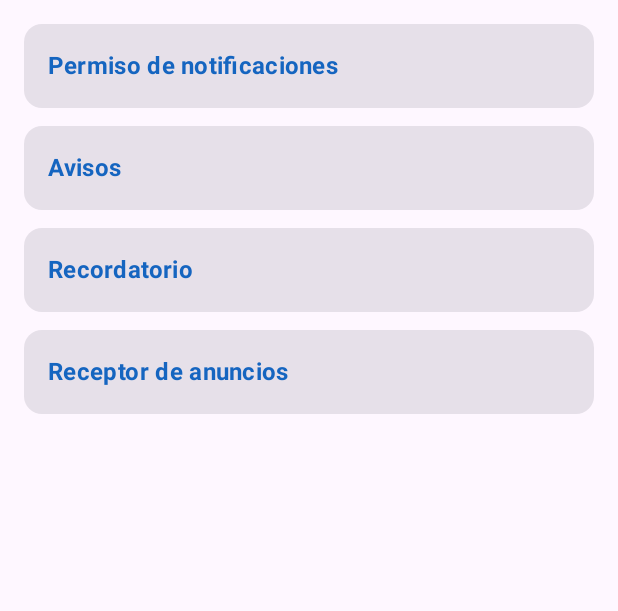
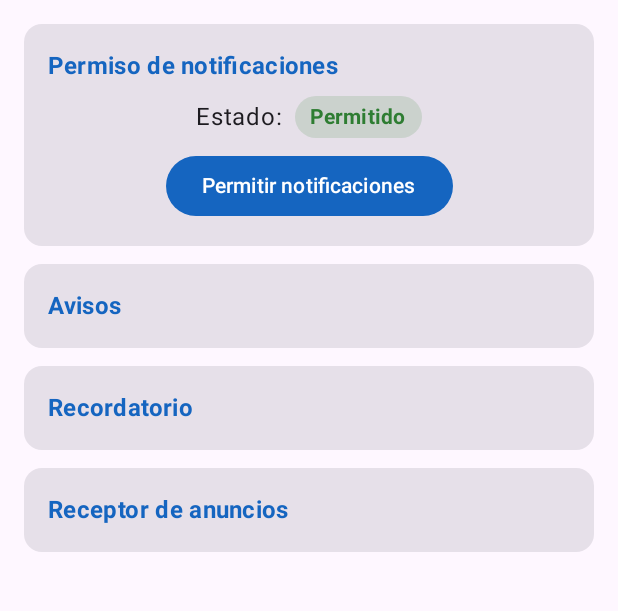
Before and after one commit to willardguillermo/AvisosCampus, an Android app built with Jetpack Compose: the screen it shows after launch (MainActivity), on a phone screen of 412 x 824 dp, the part 96-707 px from its top. Run offline under Robolectric (Android 15) with nearby library versions, the phone set to English and light mode, and no system bars.

Commit message:
feat(permiso): pide POST_NOTIFICATIONS y muestra su estado
Android 13+ exige pedir el permiso en tiempo de ejecucion; la pantalla lo pide y el ViewModel guarda la respuesta sin usar Context

```diff
--- a/app/src/main/AndroidManifest.xml
+++ b/app/src/main/AndroidManifest.xml
@@ -1,6 +1,8 @@
 <?xml version="1.0" encoding="utf-8"?>
 <manifest xmlns:android="http://schemas.android.com/apk/res/android"
     xmlns:tools="http://schemas.android.com/tools">
+
+    <uses-permission android:name="android.permission.POST_NOTIFICATIONS" />
 
     <application
         android:name=".AvisosApp"
--- a/app/src/main/java/com/willard/avisoscampus/notificacion/Notificador.kt
+++ b/app/src/main/java/com/willard/avisoscampus/notificacion/Notificador.kt
@@ -1,9 +1,12 @@
 package com.willard.avisoscampus.notificacion
 
+import android.Manifest
 import android.app.NotificationChannel
 import android.app.NotificationManager
 import android.content.Context
+import android.content.pm.PackageManager
 import android.os.Build
+import androidx.core.content.ContextCompat
 import com.willard.avisoscampus.model.Aviso
 
 object Notificador {
@@ -23,7 +26,13 @@ object Notificador {
         }
     }
 
-    // TODO Paso 2: fun tienePermiso(context: Context): Boolean
+    fun tienePermiso(context: Context): Boolean {
+        if (Build.VERSION.SDK_INT < Build.VERSION_CODES.TIRAMISU) return true
+        return ContextCompat.checkSelfPermission(
+            context,
+            Manifest.permission.POST_NOTIFICATIONS
+        ) == PackageManager.PERMISSION_GRANTED
+    }
 
     fun mostrar(context: Context, aviso: Aviso): Boolean {
         // TODO Paso 3.1: si no tienePermiso(context) -> return false
--- a/app/src/main/java/com/willard/avisoscampus/ui/PantallaAvisos.kt
+++ b/app/src/main/java/com/willard/avisoscampus/ui/PantallaAvisos.kt
@@ -1,26 +1,39 @@
 package com.willard.avisoscampus.ui
 
+import android.Manifest
+import android.os.Build
+import androidx.activity.compose.rememberLauncherForActivityResult
+import androidx.activity.result.contract.ActivityResultContracts
 import androidx.compose.foundation.layout.Arrangement
 import androidx.compose.foundation.layout.Column
 import androidx.compose.foundation.layout.ColumnScope
+import androidx.compose.foundation.layout.Row
 import androidx.compose.foundation.layout.fillMaxSize
 import androidx.compose.foundation.layout.fillMaxWidth
 import androidx.compose.foundation.layout.padding
 import androidx.compose.foundation.rememberScrollState
+import androidx.compose.foundation.shape.RoundedCornerShape
 import androidx.compose.foundation.verticalScroll
+import androidx.compose.material3.Button
 import androidx.compose.material3.Card
 import androidx.compose.material3.ExperimentalMaterial3Api
 import androidx.compose.material3.MaterialTheme
 import androidx.compose.material3.Scaffold
+import androidx.compose.material3.Surface
 import androidx.compose.material3.Text
 import androidx.compose.material3.TopAppBar
 import androidx.compose.material3.TopAppBarDefaults
 import androidx.compose.runtime.Composable
 import androidx.compose.runtime.LaunchedEffect
+import androidx.compose.runtime.collectAsState
+import androidx.compose.runtime.getValue
+import androidx.compose.ui.Alignment
 import androidx.compose.ui.Modifier
+import androidx.compose.ui.graphics.Color
 import androidx.compose.ui.platform.LocalContext
 import androidx.compose.ui.text.font.FontWeight
 import androidx.compose.ui.unit.dp
+import com.willard.avisoscampus.model.PermisoUi
 import com.willard.avisoscampus.notificacion.Notificador
 import com.willard.avisoscampus.viewmodel.AvisosViewModel
 
@@ -28,6 +41,19 @@ import com.willard.avisoscampus.viewmodel.AvisosViewModel
 @Composable
 fun PantallaAvisos(vm: AvisosViewModel) {
     val contexto = LocalContext.current
+    val permiso by vm.permiso.collectAsState()
+
+    val lanzador = rememberLauncherForActivityResult(
+        ActivityResultContracts.RequestPermission()
+    ) { concedido ->
+        vm.permisoRespondido(concedido)
+    }
+
+    LaunchedEffect(Unit) {
+        if (Notificador.tienePermiso(contexto)) {
+            vm.permisoRespondido(true)
+        }
+    }
 
     LaunchedEffect(Unit) {
         vm.eventos.collect { aviso ->
@@ -56,7 +82,26 @@ fun PantallaAvisos(vm: AvisosViewModel) {
             verticalArrangement = Arrangement.spacedBy(12.dp)
         ) {
             Tarjeta("Permiso de notificaciones") {
-                // TODO Paso 2: estado del permiso y botón "Permitir notificaciones"
+                Row(
+                    modifier = Modifier.align(Alignment.CenterHorizontally),
+                    verticalAlignment = Alignment.CenterVertically,
+                    horizontalArrangement = Arrangement.spacedBy(8.dp)
+                ) {
+                    Text("Estado:")
+                    EtiquetaPermiso(permiso)
+                }
+                Button(
+                    modifier = Modifier.align(Alignment.CenterHorizontally),
+                    onClick = {
+                        if (Build.VERSION.SDK_INT >= Build.VERSION_CODES.TIRAMISU) {
+                            lanzador.launch(Manifest.permission.POST_NOTIFICATIONS)
+                        } else {
+                            vm.permisoRespondido(true)
+                        }
+                    }
+                ) {
+                    Text("Permitir notificaciones")
+                }
             }
             // TODO Paso 8: mensaje de error y botón "Abrir ajustes"
             Tarjeta("Avisos") {
@@ -74,10 +119,33 @@ fun PantallaAvisos(vm: AvisosViewModel) {
 }
 
 @Composable
+private fun EtiquetaPermiso(permiso: PermisoUi) {
+    val (texto, color) = when (permiso) {
+        PermisoUi.SinPedir -> "Sin pedir" to Color.Gray
+        PermisoUi.Concedido -> "Permitido" to Color(0xFF2E7D32)
+        PermisoUi.Denegado -> "Denegado" to Color(0xFFC62828)
+    }
+    Surface(
+        color = color.copy(alpha = 0.15f),
+        contentColor = color,
+        shape = RoundedCornerShape(50)
+    ) {
+        Text(
+            text = texto,
+            modifier = Modifier.padding(horizontal = 10.dp, vertical = 4.dp),
+            style = MaterialTheme.typography.labelLarge,
+            fontWeight = FontWeight.Bold
+        )
+    }
+}
+
+@Composable
 fun Tarjeta(titulo: String, contenido: @Composable ColumnScope.() -> Unit) {
     Card(modifier = Modifier.fillMaxWidth()) {
         Column(
-            modifier = Modifier.padding(16.dp),
+            modifier = Modifier
+                .fillMaxWidth()
+                .padding(16.dp),
             verticalArrangement = Arrangement.spacedBy(8.dp)
         ) {
             Text(
--- a/app/src/main/java/com/willard/avisoscampus/viewmodel/AvisosViewModel.kt
+++ b/app/src/main/java/com/willard/avisoscampus/viewmodel/AvisosViewModel.kt
@@ -25,7 +25,11 @@ class AvisosViewModel(private val repo: AvisosRepository) : ViewModel() {
     private val _mensaje = MutableStateFlow<String?>(null)
     val mensaje: StateFlow<String?> = _mensaje.asStateFlow()
 
-    // TODO Paso 2: fun permisoRespondido(concedido: Boolean)
+    fun permisoRespondido(concedido: Boolean) {
+        _permiso.value = if (concedido) PermisoUi.Concedido else PermisoUi.Denegado
+    }
+
+
     // TODO Paso 3: fun avisarAhora()
     // TODO Paso 5: faltan, recordarEn(segundos) y cancelarRecordatorio()
     // TODO Paso 6: escuchandoAvion, cambiarEscucha(valor) y alCambiarModoAvion(activo)
```
